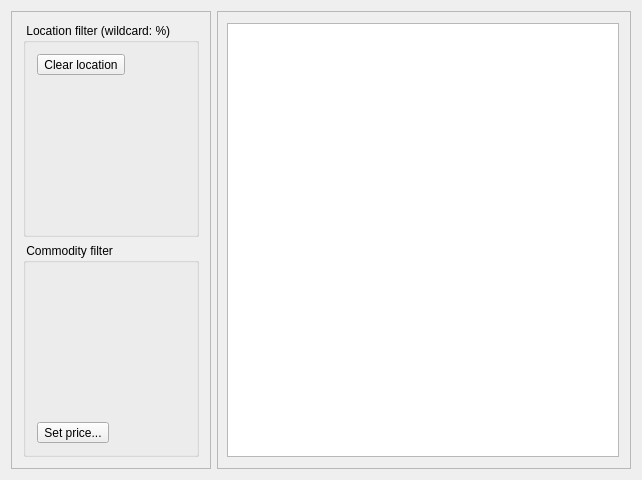
Flk427/edth, file source/MainWindow.ui: the form before one commit.
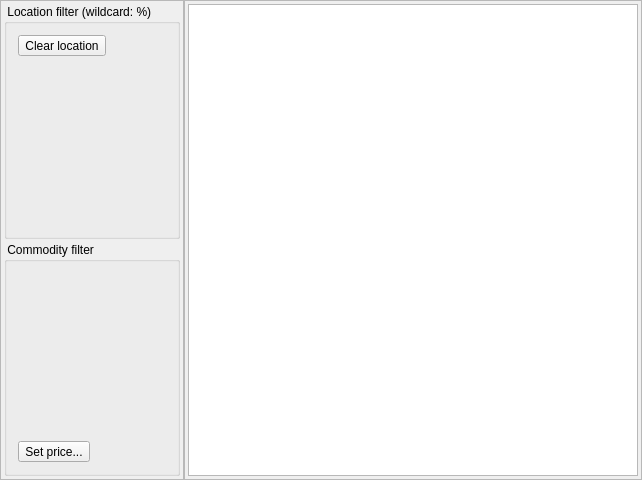
The form after the commit. Custom widgets are drawn as their Qt base class.

The edit to the form file:
```diff
--- a/source/MainWindow.ui
+++ b/source/MainWindow.ui
@@ -15,6 +15,21 @@
   </property>
   <widget class="QWidget" name="centralWidget">
    <layout class="QHBoxLayout" name="horizontalLayout_2">
+    <property name="spacing">
+     <number>0</number>
+    </property>
+    <property name="leftMargin">
+     <number>0</number>
+    </property>
+    <property name="topMargin">
+     <number>0</number>
+    </property>
+    <property name="rightMargin">
+     <number>0</number>
+    </property>
+    <property name="bottomMargin">
+     <number>0</number>
+    </property>
     <item>
      <widget class="QFrame" name="frame">
       <property name="minimumSize">
@@ -36,6 +51,21 @@
        <enum>QFrame::Raised</enum>
       </property>
       <layout class="QVBoxLayout" name="verticalLayout_2">
+       <property name="spacing">
+        <number>3</number>
+       </property>
+       <property name="leftMargin">
+        <number>3</number>
+       </property>
+       <property name="topMargin">
+        <number>3</number>
+       </property>
+       <property name="rightMargin">
+        <number>3</number>
+       </property>
+       <property name="bottomMargin">
+        <number>3</number>
+       </property>
        <item>
         <widget class="QGroupBox" name="groupBox">
          <property name="title">
@@ -95,8 +125,20 @@
        <enum>QFrame::Raised</enum>
       </property>
       <layout class="QVBoxLayout" name="verticalLayout">
+       <property name="spacing">
+        <number>3</number>
+       </property>
        <property name="leftMargin">
-        <number>9</number>
+        <number>3</number>
+       </property>
+       <property name="topMargin">
+        <number>3</number>
+       </property>
+       <property name="rightMargin">
+        <number>3</number>
+       </property>
+       <property name="bottomMargin">
+        <number>3</number>
        </property>
        <item>
         <widget class="QTableView" name="tableView">
```
